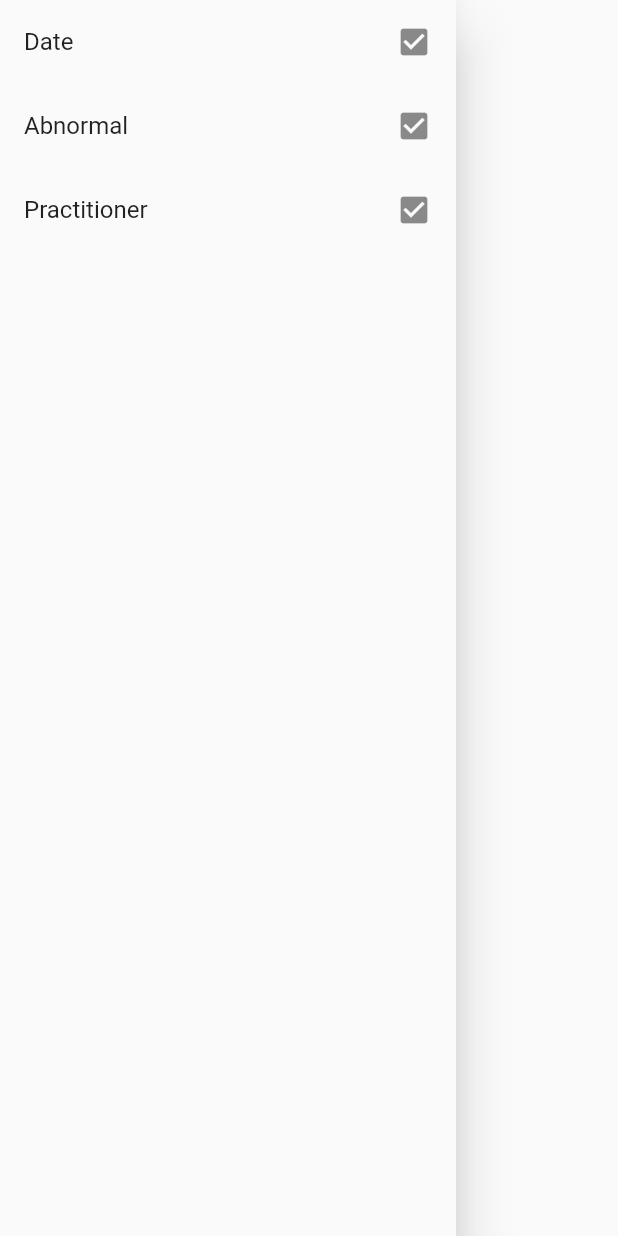
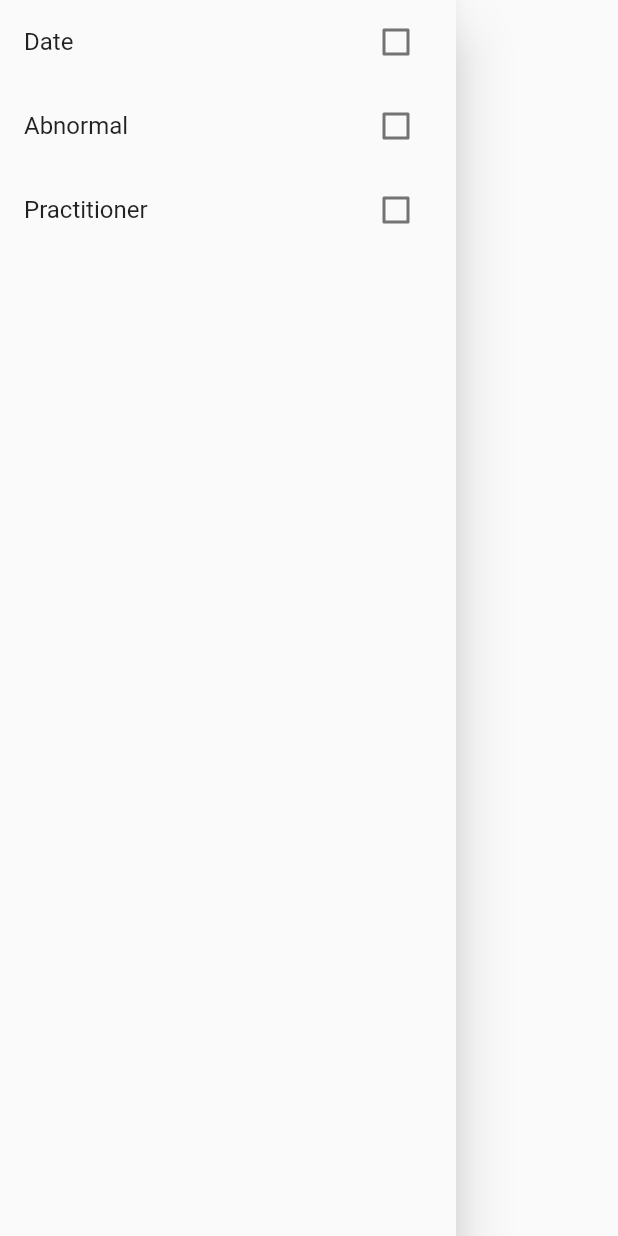
Before and after one commit to Rockwell-Holbrook/nursing_capstone, a Flutter app: the Filter widget shown alone on an empty page, opened directly, on a phone screen of 412 x 824 dp. Run offline on Flutter 3.47's test engine with Material 2 defaults, Android fonts, the phone set to English and light mode, and no system bars; our stand-ins replace file, flutter_bluetooth_serial; missing offline and left inert: flutter_audio_recorder, oscilloscope, soundpool; statements that could not run were skipped; project files that could hold a hidden picture were left out.

Commit message:
Made Checkboxes real checkboxes

```diff
--- a/mobile/lib/widgets/filter.dart
+++ b/mobile/lib/widgets/filter.dart
@@ -11,6 +11,14 @@ class Filter extends StatefulWidget {
       new _FilterState();
 }
 class _FilterState extends State<Filter> {
+  bool _dateState = false;
+  bool _abnormalState = false;
+  bool _practitionerState = false;
+
+  void _dateStateChanged(bool value) => setState(() => _dateState = value);
+  void _abnormalStateChanged(bool value) => setState(() => _abnormalState = value);
+  void _practitionerStateChanged(bool value) => setState(() => _practitionerState = value);
+
   @override
   Widget build(BuildContext context) {
     return Drawer (
@@ -18,15 +26,15 @@ class _FilterState extends State<Filter> {
         children: <Widget>[
           ListTile(
               title: Text("Date"),
-              trailing: Icon(Icons.check_box)
+              trailing: new Checkbox(value: _dateState, onChanged: _dateStateChanged)
           ),
           ListTile(
               title: Text("Abnormal"),
-              trailing: Icon(Icons.check_box)
+              trailing: new Checkbox(value: _abnormalState, onChanged: _abnormalStateChanged)
           ),
           ListTile(
               title: Text("Practitioner"),
-              trailing: Icon(Icons.check_box)
+              trailing: new Checkbox(value: _practitionerState, onChanged: _practitionerStateChanged)
           )
         ],
       ),
```
